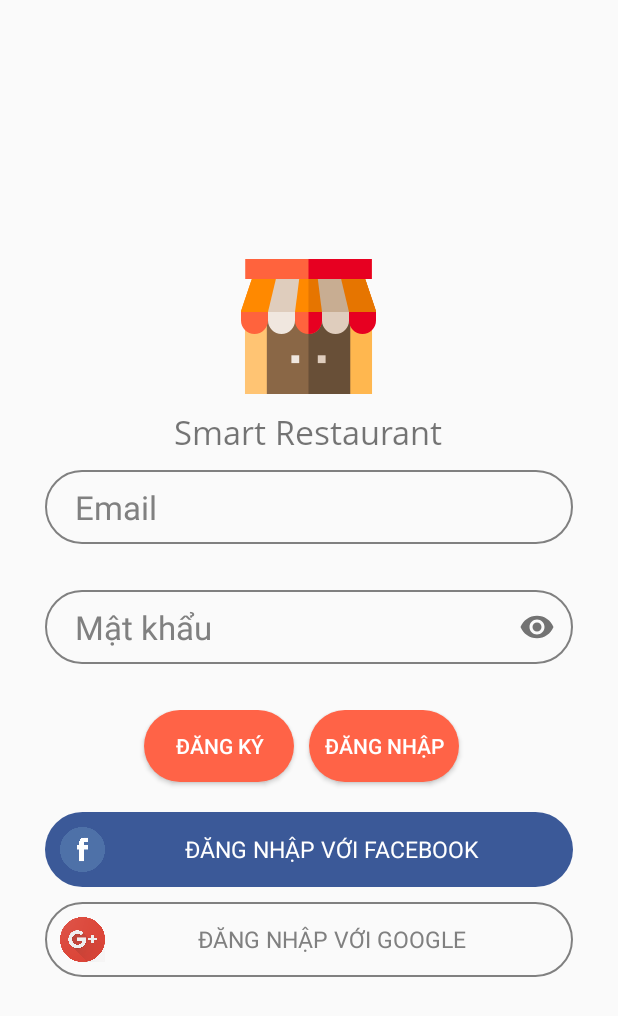
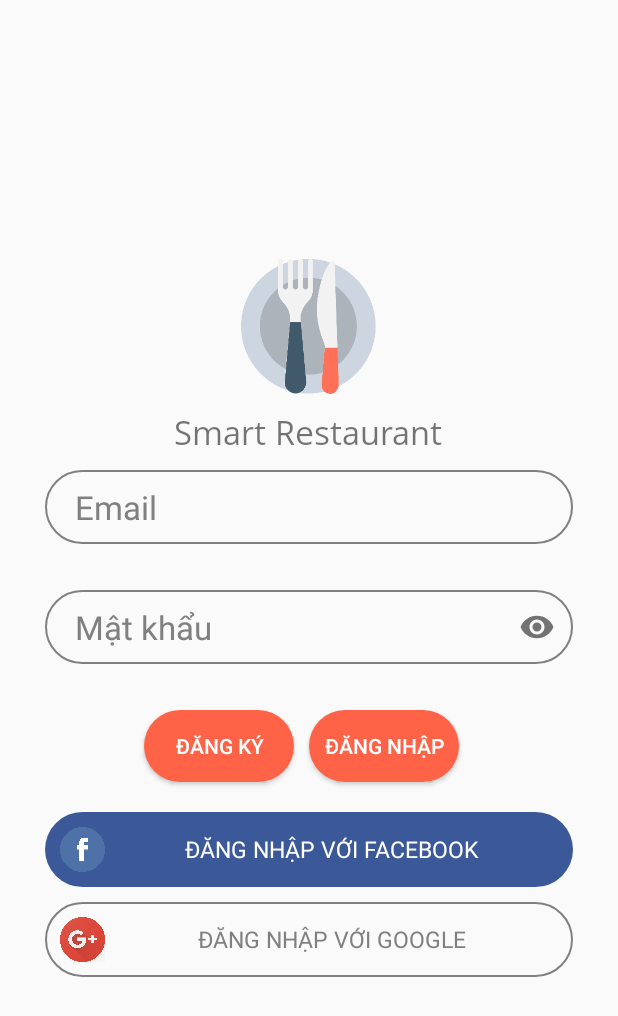
Before and after one commit to phat347/PhatLORD, an Android app: the screen it shows after launch (MainActivity), on a phone screen of 412 x 824 dp. Shown: the top 1016 px of the screen. Run offline under Robolectric (Android 15) with nearby library versions, the phone set to English and light mode, and no system bars; our stand-ins replace Firebase (no records; nobody signed in at launch, a user with empty details on screens opened directly), Picasso; libraries missing offline, so code that uses them is left out: com.facebook, com.facebook.appevents, com.facebook.login; pictures from the network do not load; 5 statements that could not run were skipped.

Commit message:
Splash screen

```diff
--- /dev/null
+++ b/app/src/main/java/com/phatle/smartrestaurant/SplashActivity.java
@@ -0,0 +1,84 @@
+package com.phatle.smartrestaurant;
+
+import android.animation.Animator;
+import android.animation.ObjectAnimator;
+import android.content.Context;
+import android.content.Intent;
+import android.graphics.Typeface;
+import android.net.ConnectivityManager;
+import android.net.NetworkInfo;
+import android.support.v7.app.AppCompatActivity;
+import android.os.Bundle;
+import android.view.View;
+import android.widget.ProgressBar;
+import android.widget.TextView;
+
+public class SplashActivity extends AppCompatActivity {
+
+    private ProgressBar mProgressBar;
+    TextView appName;
+    @Override
+    protected void onCreate(Bundle savedInstanceState) {
+        super.onCreate(savedInstanceState);
+        setContentView(R.layout.activity_splash);
+        mProgressBar = (ProgressBar) findViewById(R.id.progressBar2);
+        appName = findViewById(R.id.app_name);
+        Typeface face = Typeface.createFromAsset(getAssets(),
+                "fonts/open_sans_regular.ttf");
+        appName.setTypeface(face);
+        startAnimation();
+    }
+    private void startAnimation() {
+        ObjectAnimator progressAnimator = ObjectAnimator.ofInt(mProgressBar, "progress", 0, 100);
+        progressAnimator.setDuration(3000)
+                .addListener(new Animator.AnimatorListener() {
+                    @Override
+                    public void onAnimationStart(Animator animator) {
+                    }
+
+                    @Override
+                    public void onAnimationEnd(Animator animator) {
+                        checkNetWork();
+                    }
+
+                    @Override
+                    public void onAnimationCancel(Animator animator) {
+                    }
+
+                    @Override
+                    public void onAnimationRepeat(Animator animator) {
+                    }
+                });
+        progressAnimator.start();
+    }
+    public void checkNetWork()
+    {
+
+        if (!isOnline(this))
+        {
+            showNetworkAlert(this, new View.OnClickListener() {
+                @Override
+                public void onClick(View view) {
+                    finish();
+                    startActivity(getIntent());
+                }
+            });
+        }
+        else {
+            Intent intent = new Intent(SplashActivity.this,MainActivity.class);
+            startActivity(intent);
+            finish();
+        }
+    }
+    public static boolean isOnline(Context context) {
+        ConnectivityManager cm = (ConnectivityManager) context.getSystemService(Context.CONNECTIVITY_SERVICE);
+        NetworkInfo netInfo = cm.getActiveNetworkInfo();
+        return netInfo != null && netInfo.isConnectedOrConnecting();
+    }
+    public static void showNetworkAlert(Context context, View.OnClickListener tryAgainClickListener) {
+        ErrorDialog dialog = new ErrorDialog(context, "Bạn đang ngoại tuyến!", "Vui lòng kiểm tra kết nối Internet của bạn và thử lại");
+        dialog.setupOkButton("Thử lại", tryAgainClickListener);
+        dialog.show();
+        dialog.setCanceledOnTouchOutside(false);
+    }
+}
--- /dev/null
+++ b/app/src/main/res/drawable/background_splash.xml
@@ -0,0 +1,13 @@
+<?xml version="1.0" encoding="utf-8"?>
+<layer-list xmlns:android="http://schemas.android.com/apk/res/android">
+
+    <item android:drawable="@color/white_default" />
+
+    <item>
+        <bitmap android:src="@mipmap/icon_logo_app_restaurant"
+            android:gravity="center"
+            />
+
+    </item>
+
+</layer-list>
--- /dev/null
+++ b/app/src/main/res/drawable/ic_plane.xml
@@ -0,0 +1,6 @@
+<vector android:height="24dp" android:viewportHeight="512"
+    android:viewportWidth="512.00037" android:width="24dp" xmlns:android="http://schemas.android.com/apk/res/android">
+    <path android:fillColor="#e4f5f7" android:pathData="m511.941,24.266 l-1.445,18.887 -33.281,422.754c-1.223,15.539 -17.836,24.852 -31.73,17.789l-433.516,-220.367c-16.273,-8.27 -15.863,-31.652 0.688,-39.348l454.902,-211.535 16.434,-7.598c13.676,-6.316 29.098,4.395 27.949,19.418zM511.941,24.266"/>
+    <path android:fillColor="#bfdadd" android:pathData="m281.43,399.945 l48.797,24.836 -109.656,85.078 -32.844,-157.57 279.484,-298.352zM281.43,399.945"/>
+    <path android:fillColor="#a4b9bc" android:pathData="m281.43,399.945 l-60.859,109.914 109.656,-85.078zM281.43,399.945"/>
+</vector>
--- a/app/src/main/res/layout/activity_main.xml
+++ b/app/src/main/res/layout/activity_main.xml
@@ -19,14 +19,14 @@
             android:layout_gravity="center"
             android:layout_width="90dp"
             android:layout_height="90dp"
-            android:src="@drawable/ic_restaurant"
+            android:src="@mipmap/icon_logo_app_restaurant"
             android:layout_marginBottom="10dp"
             />
         <TextView
             android:id="@+id/facebook_username"
             android:layout_width="wrap_content"
             android:layout_height="wrap_content"
-            android:text="Smart Restaurant"
+            android:text="@string/app_name"
             android:textSize="10pt"
             android:layout_gravity="center_horizontal"
             android:layout_marginBottom="10dp"/>
--- a/app/src/main/res/layout/comment_fragment.xml
+++ b/app/src/main/res/layout/comment_fragment.xml
@@ -45,7 +45,8 @@
             android:layout_width="wrap_content"
             android:layout_height="wrap_content"
             app:fabSize="normal"
-            android:src="@android:drawable/ic_menu_send" />
+            android:src="@drawable/ic_plane"
+            android:scaleType="fitXY"/>
 
     </FrameLayout>
     <RelativeLayout
--- a/app/src/main/res/values/styles.xml
+++ b/app/src/main/res/values/styles.xml
@@ -13,4 +13,7 @@
     <item name="colorPrimaryDark">@color/tomato</item>
     <item name="colorAccent">@color/tomato</item>
     </style>
+    <style name="SplashTheme" parent="AppTheme.NoActionBar">
+        <item name="android:windowBackground">@drawable/background_splash</item>
+    </style>
 </resources>
```
Also changed, not shown: app/src/main/AndroidManifest.xml (+12 -9 lines), app/src/main/res/drawable/progress_bar.xml (added, +45 -0 lines), app/src/main/res/layout/activity_splash.xml (added, +50 -0 lines).
